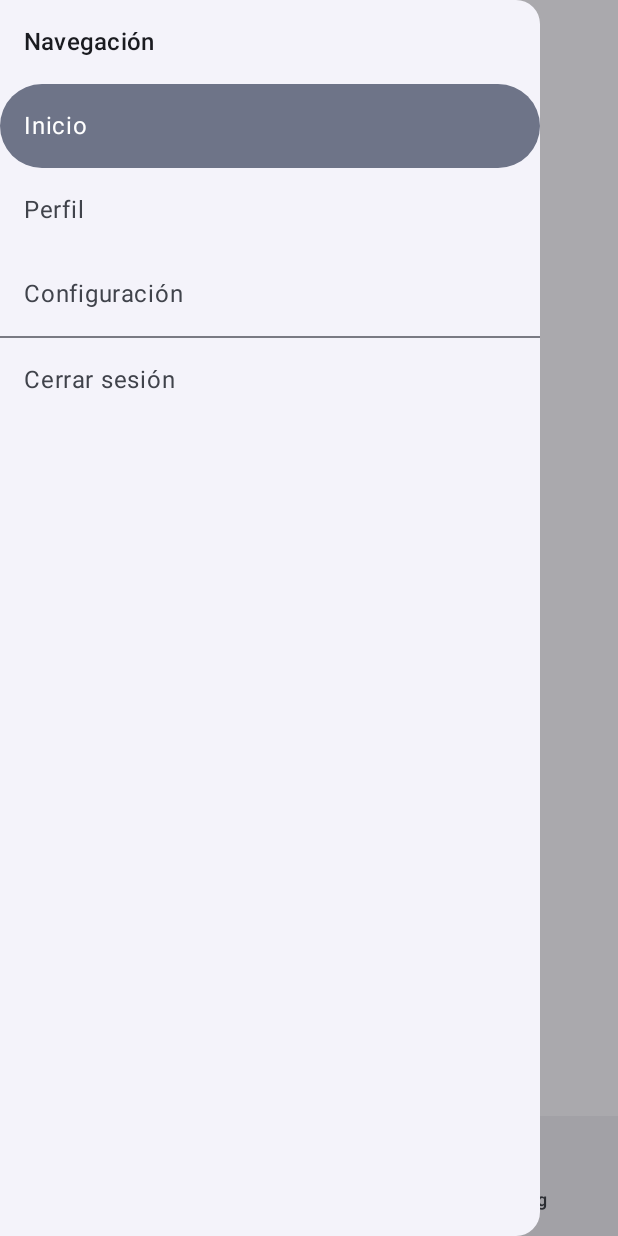
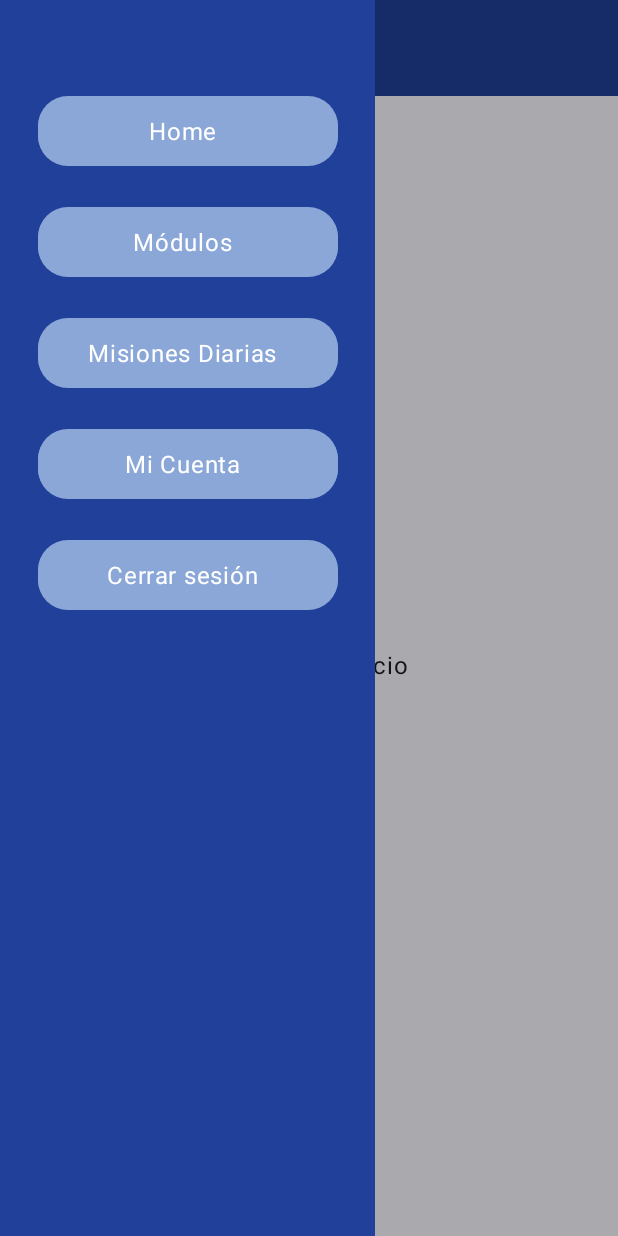
Before and after one commit to BorjaRuizCarlos/Proyecto_LenguajeDeSenas_Eq1, an Android app built with Jetpack Compose: the MainScaffold screen opened through its navigation route, after a tap on "Menu", on a phone screen of 412 x 824 dp. Run offline under Robolectric (Android 15) with nearby library versions, the phone set to English and light mode, and no system bars.

Commit message:
implementacion de la side bar

```diff
--- a/app/build.gradle.kts
+++ b/app/build.gradle.kts
@@ -51,6 +51,8 @@ dependencies {
     implementation(libs.androidx.compose.ui.graphics)
     implementation(libs.androidx.compose.ui.tooling.preview)
     implementation(libs.androidx.compose.material3)
+    implementation(libs.androidx.compose.foundation.layout)
+    implementation(libs.androidx.navigation.runtime.ktx)
     testImplementation(libs.junit)
     androidTestImplementation(libs.androidx.junit)
     androidTestImplementation(libs.androidx.espresso.core)
--- a/app/src/main/java/com/example/template2025/composables/MainScaffold.kt
+++ b/app/src/main/java/com/example/template2025/composables/MainScaffold.kt
@@ -1,6 +1,16 @@
 package com.example.template2025.composables
 
+import androidx.compose.foundation.background
+import androidx.compose.foundation.layout.Arrangement
+import androidx.compose.foundation.layout.Box
+import androidx.compose.foundation.layout.Column
+import androidx.compose.foundation.layout.fillMaxHeight
+import androidx.compose.foundation.layout.fillMaxSize
+import androidx.compose.foundation.layout.fillMaxWidth
+import androidx.compose.foundation.layout.height
 import androidx.compose.foundation.layout.padding
+import androidx.compose.foundation.layout.width
+import androidx.compose.foundation.shape.RoundedCornerShape
 import androidx.compose.material.icons.Icons
 import androidx.compose.material.icons.filled.Home
 import androidx.compose.material.icons.filled.Menu
@@ -8,16 +18,23 @@ import androidx.compose.material.icons.filled.Person
 import androidx.compose.material.icons.filled.Settings
 import androidx.compose.material3.*
 import androidx.compose.runtime.*
+import androidx.compose.ui.Alignment
 import androidx.compose.ui.Modifier
+import androidx.compose.ui.graphics.Color
 import androidx.compose.ui.graphics.vector.ImageVector
+import androidx.compose.ui.text.style.TextAlign
 import androidx.compose.ui.unit.dp
+import androidx.navigation.NavController
 import androidx.navigation.NavHostController
 import androidx.navigation.compose.NavHost
 import androidx.navigation.compose.composable
 import androidx.navigation.compose.currentBackStackEntryAsState
 import androidx.navigation.compose.rememberNavController
 import com.example.template2025.navigation.Route
+import com.example.template2025.screens.DailyQuestsScreen
 import com.example.template2025.screens.HomeScreen
+import com.example.template2025.screens.ModulesScreen
+
 import com.example.template2025.screens.ProfileScreen
 import com.example.template2025.screens.SettingsScreen
 import kotlinx.coroutines.CoroutineScope
@@ -30,89 +47,163 @@ data class BottomItem(val route: String, val label: String, val icon: ImageVecto
 @Composable
 fun MainScaffold(onLogoutClick: () -> Unit, onNavigateToAuth: () -> Unit) {
     val nav = rememberNavController()
-    val items = listOf(
-        BottomItem(Route.Home.route, "Inicio", Icons.Filled.Home),
-        BottomItem(Route.Profile.route, "Perfil", Icons.Filled.Person),
-        BottomItem(Route.Settings.route, "Config", Icons.Filled.Settings),
-    )
+
     val drawerState = rememberDrawerState(initialValue = DrawerValue.Closed)
     val scope = rememberCoroutineScope()
 
     ModalNavigationDrawer(
         drawerState = drawerState,
         drawerContent = {
-            ModalDrawerSheet {
-                Text("Navegación", style = MaterialTheme.typography.titleMedium, modifier = Modifier.padding(16.dp))
-                DrawerItem(nav, label = "Inicio", dest = Route.Home.route, drawerState, scope)
-                DrawerItem(nav, label = "Perfil", dest = Route.Profile.route, drawerState, scope)
-                DrawerItem(nav, label = "Configuración", dest = Route.Settings.route, drawerState, scope)
-                Divider()
-                NavigationDrawerItem(
-                    label = { Text("Cerrar sesión") },
-                    selected = false,
-                    onClick = {
-                        scope.launch { drawerState.close() }
-                        onLogoutClick()       // pone bandera en false
-                        onNavigateToAuth()    // navega inmediato al flujo Auth
+
+            // ... código anterior ...
+            ModalDrawerSheet(
+                modifier = Modifier
+                    .width(250.dp)
+                    .fillMaxHeight()
+                    .background(Color(0xFF21409A)),
+                drawerContainerColor = Color(0xFF21409A),
+            ) {
+                // 1. REEMPLAZA EL BOX POR UN COLUMN
+                Column(
+                    modifier = Modifier
+                        .fillMaxSize()
+                        .padding(top = 50.dp, bottom = 16.dp), // Añade padding inferior
+                    horizontalAlignment = Alignment.CenterHorizontally, // Centra horizontalmente los elementos
+                    verticalArrangement = Arrangement.SpaceBetween // ⬅️ IMPORTANTE: Esto empuja el último elemento al final
+                ) {
+                    // 2. Columna para los ítems de navegación superiores
+                    Column(horizontalAlignment = Alignment.CenterHorizontally) {
+                        DrawerItem(nav, "Home", Route.Home.route, drawerState, scope)
+                        DrawerItem(nav, "Módulos", Route.Modules.route, drawerState, scope)
+                        DrawerItem(nav, "Misiones Diarias", Route.DailyQuests.route, drawerState, scope)
+                        DrawerItem(nav, "Mi Cuenta", Route.Profile.route, drawerState, scope)
+                        NavigationDrawerItem(
+                            label = {
+
+                                Box(
+                                    modifier = Modifier.fillMaxWidth(),
+                                    contentAlignment = Alignment.Center
+                                ) {
+                                    Text(
+                                        text = "Cerrar sesión",
+                                        color = Color.White,
+                                        textAlign = TextAlign.Center
+                                    )
+                                }
+                            },
+
+                            selected = false,
+                            onClick = {
+                                scope.launch { drawerState.close() }
+                                onLogoutClick()
+                                onNavigateToAuth()
+                            },
+                            modifier = Modifier
+                                .fillMaxWidth(0.8f)
+                                .padding(vertical = 14.dp)
+                                .background(
+                                    color = Color(0xFF8BA7D7),
+                                    shape = RoundedCornerShape(20.dp)
+                                )
+                                .height(46.dp),
+                            shape = RoundedCornerShape(20.dp),
+                            colors = NavigationDrawerItemDefaults.colors(
+                                selectedContainerColor = Color(0xFF8BA7D7),
+                                unselectedContainerColor = Color(0xFF8BA7D7),
+                                selectedTextColor = Color.White,
+                                unselectedTextColor = Color.White,
+                                selectedIconColor = Color.White,
+                                unselectedIconColor = Color.White
+                            )
+                        )
                     }
-                )
+
+
+                }
+
             }
+
         }
     ) {
         Scaffold(
             topBar = {
                 TopAppBar(
-                    title = { Text("Template App") },
+                    title = { Text("Template App", color = Color.White) },
                     navigationIcon = {
                         IconButton(onClick = { scope.launch { drawerState.open() } }) {
-                            Icon(Icons.Filled.Menu, contentDescription = "Menu")
+                            Icon(Icons.Filled.Menu, contentDescription = "Menu", tint = Color.White)
                         }
-                    }
+                    },
+                    colors = TopAppBarDefaults.topAppBarColors(
+                        containerColor = Color(0xFF21409A)
+                    )
                 )
+
             },
-            bottomBar = {
-                NavigationBar {
-                    val current = currentRoute(nav)
-                    items.forEach { item ->
-                        NavigationBarItem(
-                            selected = current == item.route,
-                            onClick = { if (current != item.route) nav.navigate(item.route) },
-                            icon = { Icon(item.icon, contentDescription = item.label) },
-                            label = { Text(item.label) }
-                        )
-                    }
-                }
-            }
+
+
         ) { innerPadding ->
             NavHost(navController = nav, startDestination = Route.Home.route, modifier = Modifier.padding(innerPadding)) {
                 composable(Route.Home.route)     { HomeScreen() }
                 composable(Route.Profile.route)  { ProfileScreen() }
                 composable(Route.Settings.route) { SettingsScreen() }
+                composable(Route.Modules.route) { ModulesScreen() }
+                composable(Route.DailyQuests.route) { DailyQuestsScreen() }
             }
         }
     }
 }
 
-@Composable
-private fun DrawerItem(
-    nav: NavHostController,
-    label: String,
-    dest: String,
-    drawerState: DrawerState,
-    scope: CoroutineScope
-) {
-    NavigationDrawerItem(
-        label = { Text(label) },
-        selected = currentRoute(nav) == dest,
-        onClick = {
-            nav.navigate(dest) { launchSingleTop = true }
-            scope.launch { drawerState.close() }
-        }
-    )
-}
 
 @Composable
 private fun currentRoute(nav: NavHostController): String? {
     val backStackEntry by nav.currentBackStackEntryAsState()
     return backStackEntry?.destination?.route
 }
+
+@Composable
+fun DrawerItem(
+    navController: NavController,
+    label: String,
+    dest: String,
+    drawerState: DrawerState,
+    scope: CoroutineScope
+) {
+
+    NavigationDrawerItem(
+        label = {
+            Box(
+                modifier = Modifier.fillMaxWidth(),
+                contentAlignment = Alignment.Center
+            ) {
+                Text(
+                    text = label,
+                    color = Color.White,
+                    textAlign = TextAlign.Center
+                )
+            }
+        },
+        selected = false, // siempre falso para no usar estilo default
+        onClick = {
+            navController.navigate(dest)
+            scope.launch { drawerState.close() }
+        },
+        modifier = Modifier
+            .fillMaxWidth(0.8f)
+            .padding(vertical = 14.dp)
+            .background(
+                color = Color(0xFF8BA7D7),        // azul claro pastilla
+                shape = RoundedCornerShape(20.dp) // redondeado
+            )
+            .height(46.dp),
+        shape = RoundedCornerShape(20.dp),
+        colors = NavigationDrawerItemDefaults.colors(
+            selectedContainerColor = Color(0xFF8BA7D7),
+            unselectedContainerColor = Color(0xFF8BA7D7),
+            selectedTextColor = Color.White,
+            unselectedTextColor = Color.White,
+            selectedIconColor = Color.White,
+            unselectedIconColor = Color.White
+        )
+    )
+}
--- a/app/src/main/java/com/example/template2025/navigation/Route.kt
+++ b/app/src/main/java/com/example/template2025/navigation/Route.kt
@@ -13,4 +13,6 @@ sealed class Route(val route: String) {
     data object Home : Route("home")
     data object Profile : Route("profile")
     data object Settings : Route("settings")
+    data object Modules : Route("modules")
+    data object DailyQuests : Route("dailyquests")
 }
--- /dev/null
+++ b/app/src/main/java/com/example/template2025/screens/DailyQuestsScreen.kt
@@ -0,0 +1,14 @@
+package com.example.template2025.screens
+
+import androidx.compose.foundation.layout.*
+import androidx.compose.material3.Text
+import androidx.compose.runtime.Composable
+import androidx.compose.ui.Alignment
+import androidx.compose.ui.Modifier
+
+@Composable
+fun DailyQuestsScreen() {
+    Box(Modifier.fillMaxSize(), contentAlignment = Alignment.Center) {
+        Text("Pantalla de Misiones Diarias")
+    }
+}
--- /dev/null
+++ b/app/src/main/java/com/example/template2025/screens/ModulesScreen.kt
@@ -0,0 +1,14 @@
+package com.example.template2025.screens
+
+import androidx.compose.foundation.layout.*
+import androidx.compose.material3.Text
+import androidx.compose.runtime.Composable
+import androidx.compose.ui.Alignment
+import androidx.compose.ui.Modifier
+
+@Composable
+fun ModulesScreen() {
+    Box(Modifier.fillMaxSize(), contentAlignment = Alignment.Center) {
+        Text("Pantalla de Módulos")
+    }
+}
--- a/gradle/libs.versions.toml
+++ b/gradle/libs.versions.toml
@@ -8,6 +8,8 @@ espressoCore = "3.7.0"
 lifecycleRuntimeKtx = "2.9.4"
 activityCompose = "1.11.0"
 composeBom = "2024.09.00"
+foundationLayout = "1.9.4"
+navigationRuntimeKtx = "2.9.6"
 
 [libraries]
 androidx-core-ktx = { group = "androidx.core", name = "core-ktx", version.ref = "coreKtx" }
@@ -24,6 +26,8 @@ androidx-compose-ui-tooling-preview = { group = "androidx.compose.ui", name = "u
 androidx-compose-ui-test-manifest = { group = "androidx.compose.ui", name = "ui-test-manifest" }
 androidx-compose-ui-test-junit4 = { group = "androidx.compose.ui", name = "ui-test-junit4" }
 androidx-compose-material3 = { group = "androidx.compose.material3", name = "material3" }
+androidx-compose-foundation-layout = { group = "androidx.compose.foundation", name = "foundation-layout", version.ref = "foundationLayout" }
+androidx-navigation-runtime-ktx = { group = "androidx.navigation", name = "navigation-runtime-ktx", version.ref = "navigationRuntimeKtx" }
 
 [plugins]
 android-application = { id = "com.android.application", version.ref = "agp" }
```
